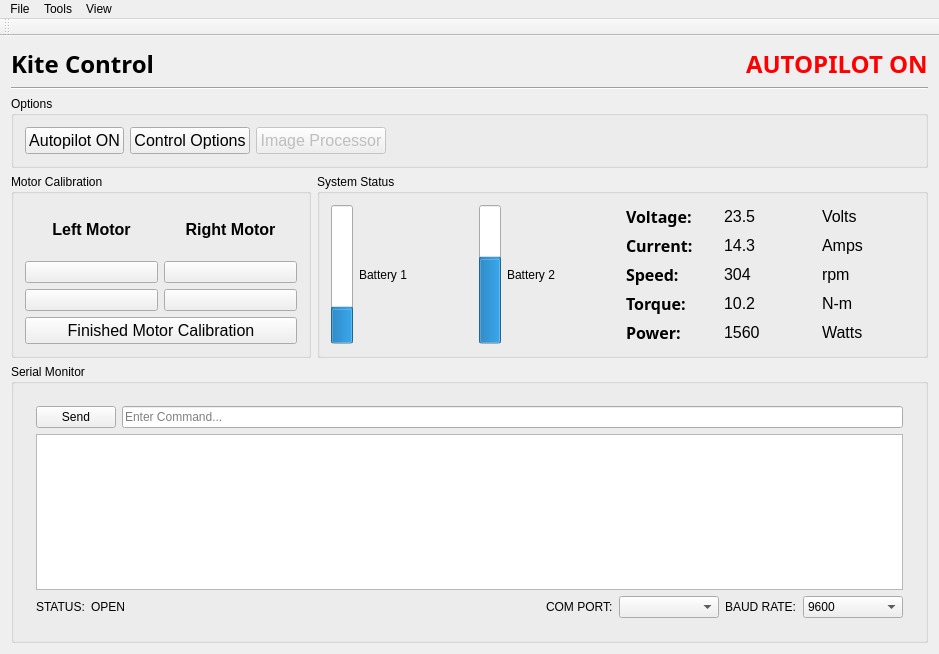
Old version of the form KiteControl-Qt/mainwindow.ui in the repository adrienemery/zenith-wind-power.
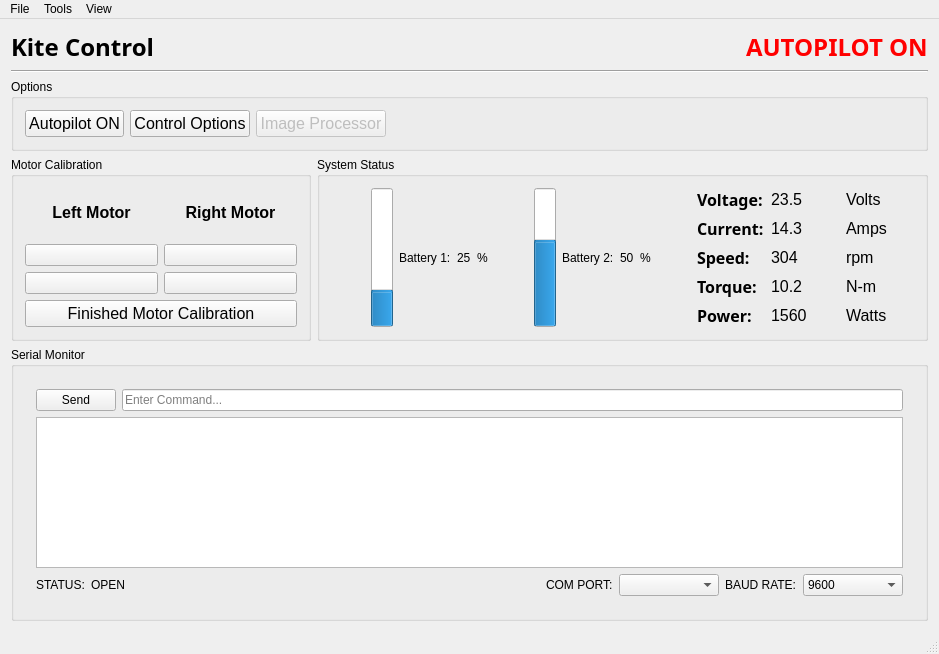
New version of the form. Icons and pictures are not drawn.

```diff
--- a/KiteControl-Qt/mainwindow.ui
+++ b/KiteControl-Qt/mainwindow.ui
@@ -50,38 +50,6 @@
                  </property>
                 </widget>
                </item>
-               <item>
-                <widget class="QPushButton" name="leftMotorInButton">
-                 <property name="styleSheet">
-                  <string notr="true"/>
-                 </property>
-                 <property name="text">
-                  <string/>
-                 </property>
-                 <property name="icon">
-                  <iconset resource="MyResources.qrc">
-                   <normaloff>:/images/icons/png/128x128/down_arrow.png</normaloff>:/images/icons/png/128x128/down_arrow.png</iconset>
-                 </property>
-                 <property name="iconSize">
-                  <size>
-                   <width>40</width>
-                   <height>40</height>
-                  </size>
-                 </property>
-                 <property name="checkable">
-                  <bool>false</bool>
-                 </property>
-                 <property name="autoDefault">
-                  <bool>false</bool>
-                 </property>
-                 <property name="default">
-                  <bool>false</bool>
-                 </property>
-                 <property name="flat">
-                  <bool>false</bool>
-                 </property>
-                </widget>
-               </item>
                <item>
                 <widget class="QPushButton" name="leftMotorOutButton">
                  <property name="text">
@@ -102,6 +70,38 @@
                  </property>
                 </widget>
                </item>
+               <item>
+                <widget class="QPushButton" name="leftMotorInButton">
+                 <property name="styleSheet">
+                  <string notr="true"/>
+                 </property>
+                 <property name="text">
+                  <string/>
+                 </property>
+                 <property name="icon">
+                  <iconset resource="MyResources.qrc">
+                   <normaloff>:/images/icons/png/128x128/down_arrow.png</normaloff>:/images/icons/png/128x128/down_arrow.png</iconset>
+                 </property>
+                 <property name="iconSize">
+                  <size>
+                   <width>40</width>
+                   <height>40</height>
+                  </size>
+                 </property>
+                 <property name="checkable">
+                  <bool>false</bool>
+                 </property>
+                 <property name="autoDefault">
+                  <bool>false</bool>
+                 </property>
+                 <property name="default">
+                  <bool>false</bool>
+                 </property>
+                 <property name="flat">
+                  <bool>false</bool>
+                 </property>
+                </widget>
+               </item>
               </layout>
              </item>
              <item>
@@ -211,6 +211,22 @@
             <layout class="QHBoxLayout" name="horizontalLayout_10">
              <item>
               <layout class="QHBoxLayout" name="horizontalLayout_4">
+               <item>
+                <spacer name="horizontalSpacer_6">
+                 <property name="orientation">
+                  <enum>Qt::Horizontal</enum>
+                 </property>
+                 <property name="sizeType">
+                  <enum>QSizePolicy::Minimum</enum>
+                 </property>
+                 <property name="sizeHint" stdset="0">
+                  <size>
+                   <width>40</width>
+                   <height>20</height>
+                  </size>
+                 </property>
+                </spacer>
+               </item>
                <item>
                 <widget class="QProgressBar" name="batt1ProgressBar">
                  <property name="value">
@@ -224,10 +240,40 @@
                <item>
                 <widget class="QLabel" name="label_2">
                  <property name="text">
-                  <string>Battery 1</string>
+                  <string>Battery 1:</string>
                  </property>
                 </widget>
                </item>
+               <item>
+                <widget class="QLabel" name="label_16">
+                 <property name="text">
+                  <string>25</string>
+                 </property>
+                </widget>
+               </item>
+               <item>
+                <widget class="QLabel" name="label_18">
+                 <property name="text">
+                  <string>%</string>
+                 </property>
+                </widget>
+               </item>
+               <item>
+                <spacer name="horizontalSpacer_4">
+                 <property name="orientation">
+                  <enum>Qt::Horizontal</enum>
+                 </property>
+                 <property name="sizeType">
+                  <enum>QSizePolicy::Minimum</enum>
+                 </property>
+                 <property name="sizeHint" stdset="0">
+                  <size>
+                   <width>40</width>
+                   <height>20</height>
+                  </size>
+                 </property>
+                </spacer>
+               </item>
                <item>
                 <widget class="QProgressBar" name="batt2progressBar">
                  <property name="minimumSize">
@@ -247,12 +293,42 @@
                <item>
                 <widget class="QLabel" name="label_4">
                  <property name="text">
-                  <string>Battery 2</string>
+                  <string>Battery 2:</string>
+                 </property>
+                </widget>
+               </item>
+               <item>
+                <widget class="QLabel" name="label_17">
+                 <property name="text">
+                  <string>50</string>
+                 </property>
+                </widget>
+               </item>
+               <item>
+                <widget class="QLabel" name="label_19">
+                 <property name="text">
+                  <string>%</string>
                  </property>
                 </widget>
                </item>
               </layout>
              </item>
+             <item>
+              <spacer name="horizontalSpacer_5">
+               <property name="orientation">
+                <enum>Qt::Horizontal</enum>
+               </property>
+               <property name="sizeType">
+                <enum>QSizePolicy::Minimum</enum>
+               </property>
+               <property name="sizeHint" stdset="0">
+                <size>
+                 <width>40</width>
+                 <height>20</height>
+                </size>
+               </property>
+              </spacer>
+             </item>
              <item>
               <layout class="QVBoxLayout" name="verticalLayout_6">
                <item>
@@ -817,14 +893,7 @@
    <addaction name="menuTools"/>
    <addaction name="menuView"/>
   </widget>
-  <widget class="QToolBar" name="mainToolBar">
-   <attribute name="toolBarArea">
-    <enum>TopToolBarArea</enum>
-   </attribute>
-   <attribute name="toolBarBreak">
-    <bool>false</bool>
-   </attribute>
-  </widget>
+  <widget class="QStatusBar" name="statusBar"/>
   <action name="actionSerial_Port">
    <property name="text">
     <string>Serial Port</string>
```
Left out of the diff: 36 changed lines with no effect on the pictures.
